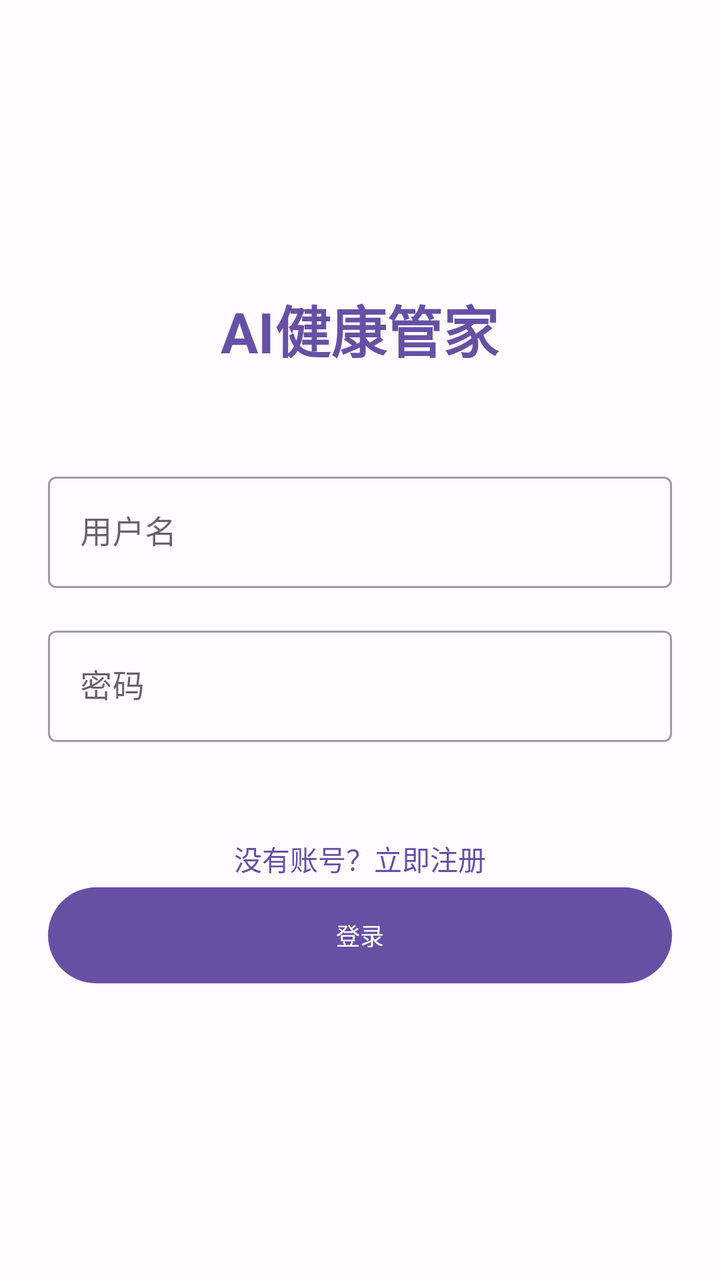
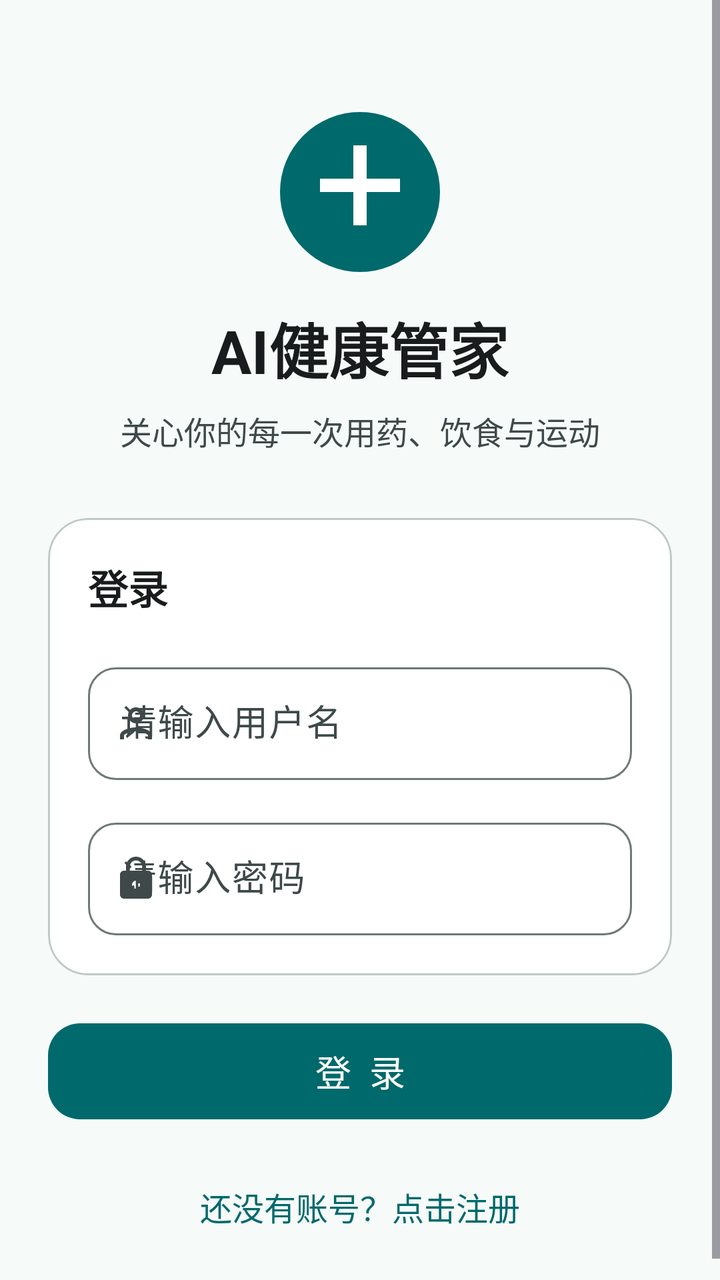

Screens rendered from an Android XML layout before and after an edit, with the pre-edit source and the edit as a unified diff.
<!-- AndroidManifest.xml: activity theme Theme.AIHealth_ALL -->
<!-- res/layout/activity_login.xml -->
<?xml version="1.0" encoding="utf-8"?>
<LinearLayout xmlns:android="http://schemas.android.com/apk/res/android"
    xmlns:app="http://schemas.android.com/apk/res-auto"
    android:layout_width="match_parent"
    android:layout_height="match_parent"
    android:orientation="vertical"
    android:padding="24dp"
    android:gravity="center"
    android:background="@color/background">

    <TextView
        android:layout_width="wrap_content"
        android:layout_height="wrap_content"
        android:text="AI健康管家"
        android:textSize="28sp"
        android:textStyle="bold"
        android:textColor="@color/primary"
        android:layout_marginBottom="48dp"/>

    <com.google.android.material.textfield.TextInputLayout
        android:layout_width="match_parent"
        android:layout_height="wrap_content"
        android:layout_marginBottom="16dp"
        style="@style/Widget.MaterialComponents.TextInputLayout.OutlinedBox">

        <com.google.android.material.textfield.TextInputEditText
            android:id="@+id/et_username"
            android:layout_width="match_parent"
            android:layout_height="wrap_content"
            android:hint="用户名"
            android:inputType="text"/>
    </com.google.android.material.textfield.TextInputLayout>

    
    <com.google.android.material.textfield.TextInputLayout
        android:id="@+id/password_layout"
        android:layout_width="match_parent"
        android:layout_height="wrap_content"
        android:layout_marginBottom="32dp"
        style="@style/Widget.MaterialComponents.TextInputLayout.OutlinedBox">

        <com.google.android.material.textfield.TextInputEditText
            android:id="@+id/et_password"
            android:layout_width="match_parent"
            android:layout_height="wrap_content"
            android:hint="密码"
            android:inputType="textPassword"/>
    </com.google.android.material.textfield.TextInputLayout>

    <TextView
        android:id="@+id/tv_register"
        android:layout_width="wrap_content"
        android:layout_height="wrap_content"
        android:text="没有账号？立即注册"
        android:textColor="@color/primary"
        android:textSize="14sp"
        android:layout_marginTop="16dp"
        android:clickable="true"
        android:focusable="true"/>

    <com.google.android.material.button.MaterialButton
        android:id="@+id/btn_login"
        android:layout_width="match_parent"
        android:layout_height="56dp"
        android:text="登录"
        android:textSize="12sp"
        android:textAllCaps="false"
        style="@style/Widget.Material3.Button" />

</LinearLayout>
<!-- resources referenced by this layout -->
<resources>
  <color name="background">#FFFBFE</color>
  <color name="primary">#6750A4</color>
  <style name="Theme.AIHealth_ALL" parent="Theme.MaterialComponents.DayNight.NoActionBar">
          
          <item name="colorPrimary">@color/primary</item>
          <item name="colorPrimaryVariant">@color/primary_dark</item>
          <item name="colorOnPrimary">@color/white</item>
  
          
          <item name="colorSecondary">@color/secondary</item>
          <item name="colorSecondaryVariant">@color/secondary_dark</item>
          <item name="colorOnSecondary">@color/white</item>
  
          
          <item name="android:statusBarColor">?attr/colorPrimaryVariant</item>
  
          
          <item name="android:windowBackground">@color/background</item>
  
          
          <item name="materialButtonStyle">@style/Widget.MaterialComponents.Button</item>
          <item name="materialButtonOutlinedStyle">@style/Widget.MaterialComponents.Button.OutlinedButton</item>
      </style>
  <color name="primary_dark">#4F378B</color>
  <color name="white">#FFFFFF</color>
  <color name="secondary">#625B71</color>
  <color name="secondary_dark">#4A4458</color>
</resources>

<!-- the commit's change to res/layout/activity_login.xml (unified diff, before → after) -->
@@ -1,70 +1,117 @@
 <?xml version="1.0" encoding="utf-8"?>
-<LinearLayout xmlns:android="http://schemas.android.com/apk/res/android"
+<ScrollView xmlns:android="http://schemas.android.com/apk/res/android"
     xmlns:app="http://schemas.android.com/apk/res-auto"
     android:layout_width="match_parent"
     android:layout_height="match_parent"
-    android:orientation="vertical"
-    android:padding="24dp"
-    android:gravity="center"
-    android:background="@color/background">
+    android:background="@color/background"
+    android:fillViewport="true">
 
-    <TextView
-        android:layout_width="wrap_content"
-        android:layout_height="wrap_content"
-        android:text="AI健康管家"
-        android:textSize="28sp"
-        android:textStyle="bold"
-        android:textColor="@color/primary"
-        android:layout_marginBottom="48dp"/>
-
-    <com.google.android.material.textfield.TextInputLayout
+    <LinearLayout
         android:layout_width="match_parent"
         android:layout_height="wrap_content"
-        android:layout_marginBottom="16dp"
-        style="@style/Widget.MaterialComponents.TextInputLayout.OutlinedBox">
+        android:orientation="vertical"
+        android:gravity="center_horizontal"
+        android:padding="24dp">
 
-        <com.google.android.material.textfield.TextInputEditText
-            android:id="@+id/et_username"
+        
+        <ImageView
+            android:layout_width="80dp"
+            android:layout_height="80dp"
+            android:layout_marginTop="32dp"
+            android:src="@drawable/ic_health_mark_primary"
+            android:contentDescription="@string/app_name" />
+
+        <TextView
+            android:layout_width="wrap_content"
+            android:layout_height="wrap_content"
+            android:layout_marginTop="16dp"
+            android:text="@string/app_name"
+            android:textSize="30sp"
+            android:textStyle="bold"
+            android:textColor="@color/on_surface" />
+
+        <TextView
+            android:layout_width="wrap_content"
+            android:layout_height="wrap_content"
+            android:layout_marginTop="8dp"
+            android:text="关心你的每一次用药、饮食与运动"
+            android:textSize="16sp"
+            android:textColor="@color/on_surface_variant" />
+
+        
+        <com.google.android.material.card.MaterialCardView
             android:layout_width="match_parent"
             android:layout_height="wrap_content"
-            android:hint="用户名"
-            android:inputType="text"/>
-    </com.google.android.material.textfield.TextInputLayout>
+            android:layout_marginTop="32dp"
+            style="@style/Widget.AIHealth.Card">
 
-    
-    <com.google.android.material.textfield.TextInputLayout
-        android:id="@+id/password_layout"
-        android:layout_width="match_parent"
-        android:layout_height="wrap_content"
-        android:layout_marginBottom="32dp"
-        style="@style/Widget.MaterialComponents.TextInputLayout.OutlinedBox">
+            <LinearLayout
+                android:layout_width="match_parent"
+                android:layout_height="wrap_content"
+                android:orientation="vertical"
+                android:padding="20dp">
 
-        <com.google.android.material.textfield.TextInputEditText
-            android:id="@+id/et_password"
+                <TextView
+                    android:layout_width="wrap_content"
+                    android:layout_height="wrap_content"
+                    android:text="登录"
+                    style="@style/TextAppearance.AIHealth.Title"
+                    android:layout_marginBottom="20dp" />
+
+                <com.google.android.material.textfield.TextInputLayout
+                    android:layout_width="match_parent"
+                    android:layout_height="wrap_content"
+                    android:layout_marginBottom="16dp"
+                    android:hint="请输入用户名"
+                    app:startIconDrawable="@drawable/ic_person"
+                    style="@style/Widget.AIHealth.TextInputLayout">
+
+                    <com.google.android.material.textfield.TextInputEditText
+                        android:id="@+id/et_username"
+                        android:layout_width="match_parent"
+                        android:layout_height="wrap_content"
+                        android:inputType="text"
+                        android:maxLines="1"
+                        style="@style/Widget.AIHealth.TextInputEditText" />
+                </com.google.android.material.textfield.TextInputLayout>
+
+                <com.google.android.material.textfield.TextInputLayout
+                    android:id="@+id/password_layout"
+                    android:layout_width="match_parent"
+                    android:layout_height="wrap_content"
+                    android:hint="请输入密码"
+                    app:startIconDrawable="@drawable/ic_lock"
+                    style="@style/Widget.AIHealth.TextInputLayout">
+
+                    <com.google.android.material.textfield.TextInputEditText
+                        android:id="@+id/et_password"
+                        android:layout_width="match_parent"
+                        android:layout_height="wrap_content"
+                        android:inputType="textPassword"
+                        android:maxLines="1"
+                        style="@style/Widget.AIHealth.TextInputEditText" />
+                </com.google.android.material.textfield.TextInputLayout>
+            </LinearLayout>
+        </com.google.android.material.card.MaterialCardView>
+
+        <com.google.android.material.button.MaterialButton
+            android:id="@+id/btn_login"
             android:layout_width="match_parent"
             android:layout_height="wrap_content"
-            android:hint="密码"
-            android:inputType="textPassword"/>
-    </com.google.android.material.textfield.TextInputLayout>
+            android:layout_marginTop="20dp"
+            android:text="登  录"
+            style="@style/Widget.AIHealth.Button" />
 
-    <TextView
-        android:id="@+id/tv_register"
-        android:layout_width="wrap_content"
-        android:layout_height="wrap_content"
-        android:text="没有账号？立即注册"
-        android:textColor="@color/primary"
-        android:textSize="14sp"
-        android:layout_marginTop="16dp"
-        android:clickable="true"
-        android:focusable="true"/>
-
-    <com.google.android.material.button.MaterialButton
-        android:id="@+id/btn_login"
-        android:layout_width="match_parent"
-        android:layout_height="56dp"
-        android:text="登录"
-        android:textSize="12sp"
-        android:textAllCaps="false"
-        style="@style/Widget.Material3.Button" />
-
-</LinearLayout>
+        <TextView
+            android:id="@+id/tv_register"
+            android:layout_width="wrap_content"
+            android:layout_height="wrap_content"
+            android:layout_marginTop="16dp"
+            android:text="还没有账号？点击注册"
+            android:textSize="16sp"
+            android:textColor="@color/primary"
+            android:padding="12dp"
+            android:clickable="true"
+            android:focusable="true" />
+    </LinearLayout>
+</ScrollView>
<!-- resource entries referenced after the edit -->
@@ -1,31 +1,167 @@
 <!-- resources referenced by this layout -->
 <resources>
-  <color name="background">#FFFBFE</color>
-  <color name="primary">#6750A4</color>
-  <style name="Theme.AIHealth_ALL" parent="Theme.MaterialComponents.DayNight.NoActionBar">
+  <color name="background">#F6FBFA</color>
+  <color name="on_surface">#191C1C</color>
+  <color name="on_surface_variant">#3F4949</color>
+  <color name="primary">#00696B</color>
+  <!-- drawable ic_health_mark_primary (drawable) -->
+  <?xml version="1.0" encoding="utf-8"?>
+  <vector xmlns:android="http://schemas.android.com/apk/res/android"
+      android:width="80dp"
+      android:height="80dp"
+      android:viewportWidth="48"
+      android:viewportHeight="48">
+      <path
+          android:fillColor="#00696B"
+          android:pathData="M24,24m-24,0a24,24 0,1 1,48 0a24,24 0,1 1,-48 0" />
+      <path
+          android:fillColor="#FFFFFF"
+          android:pathData="M22,10h4v10h10v4h-10v10h-4v-10h-10v-4h10z" />
+  </vector>
+  <!-- drawable ic_lock (drawable) -->
+  <?xml version="1.0" encoding="utf-8"?>
+  <vector xmlns:android="http://schemas.android.com/apk/res/android"
+      android:width="24dp"
+      android:height="24dp"
+      android:viewportWidth="24"
+      android:viewportHeight="24"
+      android:tint="?attr/colorOnSurfaceVariant">
+      <path
+          android:fillColor="@android:color/white"
+          android:pathData="M18,8h-1V6c0,-2.76 -2.24,-5 -5,-5S7,3.24 7,6v2H6c-1.1,0 -2,0.9 -2,2v10c0,1.1 0.9,2 2,2h12c1.1,0 2,-0.9 2,-2V10c0,-1.1 -0.9,-2 -2,-2zM12,17c-1.1,0 -2,-0.9 -2,-2s0.9,-2 2,-2 2,0.9 2,2 -0.9,2 -2,2zM15.1,8H8.9V6c0,-1.71 1.39,-3.1 3.1,-3.1 1.71,0 3.1,1.39 3.1,3.1v2z" />
+  </vector>
+  <!-- drawable ic_person (drawable) -->
+  <?xml version="1.0" encoding="utf-8"?>
+  <vector xmlns:android="http://schemas.android.com/apk/res/android"
+      android:width="24dp"
+      android:height="24dp"
+      android:viewportWidth="24"
+      android:viewportHeight="24"
+      android:tint="?attr/colorOnSurface">
+      <group>
+          <path
+              android:fillColor="#FFFFFFFF"
+              android:pathData="M12,6c1.1,0 2,0.9 2,2s-0.9,2 -2,2 -2,-0.9 -2,-2 0.9,-2 2,-2m0,10c2.7,0 5.8,1.29 6,2v2H6v-2c0.2,-0.71 3.3,-2 6,-2m0-12C9.79,4 8,5.79 8,8s1.79,4 4,4 4,-1.79 4,-4 -1.79,-4 -4,-4m0,10c-2.67,0 -8,1.34 -8,4v2h16v-2c0,-2.66 -5.33,-4 -8,-4z" />
+      </group>
+  </vector>
+  <string name="app_name">AI健康管家</string>
+  <style name="TextAppearance.AIHealth.Title" parent="TextAppearance.Material3.TitleLarge">
+          <item name="android:textSize">20sp</item>
+          <item name="android:textStyle">bold</item>
+          <item name="android:textColor">@color/on_surface</item>
+      </style>
+  <style name="Widget.AIHealth.Button" parent="Widget.Material3.Button">
+          <item name="android:minHeight">56dp</item>
+          <item name="android:textSize">18sp</item>
+          <item name="android:textAllCaps">false</item>
+          <item name="cornerRadius">16dp</item>
+      </style>
+  <style name="Widget.AIHealth.Card" parent="Widget.Material3.CardView.Elevated">
+          <item name="cardCornerRadius">20dp</item>
+          <item name="cardElevation">0dp</item>
+          <item name="cardBackgroundColor">@color/surface_container_lowest</item>
+          <item name="strokeWidth">1dp</item>
+          <item name="strokeColor">@color/outline_variant</item>
+      </style>
+  <style name="Widget.AIHealth.TextInputEditText" parent="Widget.Material3.TextInputEditText.OutlinedBox">
+          <item name="android:textSize">18sp</item>
+          <item name="android:minHeight">56dp</item>
+          <item name="android:paddingTop">16dp</item>
+          <item name="android:paddingBottom">16dp</item>
+      </style>
+  <style name="Widget.AIHealth.TextInputLayout" parent="Widget.Material3.TextInputLayout.OutlinedBox">
+          <item name="boxCornerRadiusTopStart">14dp</item>
+          <item name="boxCornerRadiusTopEnd">14dp</item>
+          <item name="boxCornerRadiusBottomStart">14dp</item>
+          <item name="boxCornerRadiusBottomEnd">14dp</item>
+          <item name="android:textSize">18sp</item>
+      </style>
+  <style name="Theme.AIHealth_ALL" parent="Theme.Material3.Light.NoActionBar">
           
           <item name="colorPrimary">@color/primary</item>
-          <item name="colorPrimaryVariant">@color/primary_dark</item>
-          <item name="colorOnPrimary">@color/white</item>
+          <item name="colorOnPrimary">@color/on_primary</item>
+          <item name="colorPrimaryContainer">@color/primary_container</item>
+          <item name="colorOnPrimaryContainer">@color/on_primary_container</item>
+          <item name="colorPrimaryInverse">@color/primary_light</item>
   
           
           <item name="colorSecondary">@color/secondary</item>
-          <item name="colorSecondaryVariant">@color/secondary_dark</item>
-          <item name="colorOnSecondary">@color/white</item>
+          <item name="colorOnSecondary">@color/on_secondary</item>
+          <item name="colorSecondaryContainer">@color/secondary_container</item>
+          <item name="colorOnSecondaryContainer">@color/on_secondary_container</item>
   
           
-          <item name="android:statusBarColor">?attr/colorPrimaryVariant</item>
+          <item name="colorTertiary">@color/tertiary</item>
+          <item name="colorOnTertiary">@color/on_tertiary</item>
+          <item name="colorTertiaryContainer">@color/tertiary_container</item>
+          <item name="colorOnTertiaryContainer">@color/on_tertiary_container</item>
+  
+          
+          <item name="colorError">@color/error</item>
+          <item name="colorOnError">@color/on_error</item>
+          <item name="colorErrorContainer">@color/error_container</item>
+          <item name="colorOnErrorContainer">@color/on_error_container</item>
+  
+          
+          <item name="android:colorBackground">@color/background</item>
+          <item name="colorOnBackground">@color/on_background</item>
+          <item name="colorSurface">@color/surface</item>
+          <item name="colorOnSurface">@color/on_surface</item>
+          <item name="colorSurfaceVariant">@color/surface_variant</item>
+          <item name="colorOnSurfaceVariant">@color/on_surface_variant</item>
+          <item name="colorSurfaceInverse">@color/surface_container_highest</item>
+          <item name="colorOnSurfaceInverse">@color/on_surface_inverse</item>
+  
+          
+          <item name="colorOutline">@color/outline</item>
+          <item name="colorOutlineVariant">@color/outline_variant</item>
   
           
           <item name="android:windowBackground">@color/background</item>
+          <item name="android:statusBarColor">@color/primary</item>
+          <item name="android:navigationBarColor">@color/surface</item>
+          <item name="android:windowLightStatusBar">false</item>
   
           
-          <item name="materialButtonStyle">@style/Widget.MaterialComponents.Button</item>
-          <item name="materialButtonOutlinedStyle">@style/Widget.MaterialComponents.Button.OutlinedButton</item>
+          <item name="shapeAppearanceSmallComponent">@style/ShapeAppearance.AIHealth.Small</item>
+          <item name="shapeAppearanceMediumComponent">@style/ShapeAppearance.AIHealth.Medium</item>
+          <item name="shapeAppearanceLargeComponent">@style/ShapeAppearance.AIHealth.Large</item>
       </style>
-  <color name="primary_dark">#4F378B</color>
-  <color name="white">#FFFFFF</color>
-  <color name="secondary">#625B71</color>
-  <color name="secondary_dark">#4A4458</color>
+  <color name="surface_container_lowest">#FFFFFF</color>
+  <color name="outline_variant">#BFC9C8</color>
+  <color name="on_primary">#FFFFFF</color>
+  <color name="primary_container">#9CF2F2</color>
+  <color name="on_primary_container">#002020</color>
+  <color name="primary_light">#9CF2F2</color>
+  <color name="secondary">#4A6363</color>
+  <color name="on_secondary">#FFFFFF</color>
+  <color name="secondary_container">#CDE8E8</color>
+  <color name="on_secondary_container">#051F1F</color>
+  <color name="tertiary">#8A5000</color>
+  <color name="on_tertiary">#FFFFFF</color>
+  <color name="tertiary_container">#FFDDB0</color>
+  <color name="on_tertiary_container">#2C1600</color>
+  <color name="error">#BA1A1A</color>
+  <color name="on_error">#FFFFFF</color>
+  <color name="error_container">#FFDAD6</color>
+  <color name="on_error_container">#410002</color>
+  <color name="on_background">#191C1C</color>
+  <color name="surface">#F6FBFA</color>
+  <color name="surface_variant">#DAE5E4</color>
+  <color name="surface_container_highest">#DEE4E4</color>
+  <color name="on_surface_inverse">#EFF1F1</color>
+  <color name="outline">#6F7978</color>
+  <style name="ShapeAppearance.AIHealth.Small" parent="">
+          <item name="cornerFamily">rounded</item>
+          <item name="cornerSize">12dp</item>
+      </style>
+  <style name="ShapeAppearance.AIHealth.Medium" parent="">
+          <item name="cornerFamily">rounded</item>
+          <item name="cornerSize">20dp</item>
+      </style>
+  <style name="ShapeAppearance.AIHealth.Large" parent="">
+          <item name="cornerFamily">rounded</item>
+          <item name="cornerSize">28dp</item>
+      </style>
 </resources>
 
